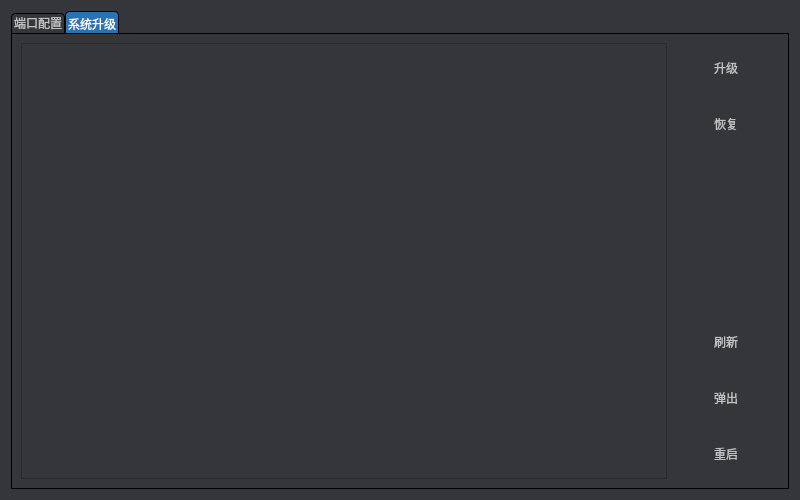
Old version of the form frm_manufacturer.ui in the repository eeyoo/yunsheng.
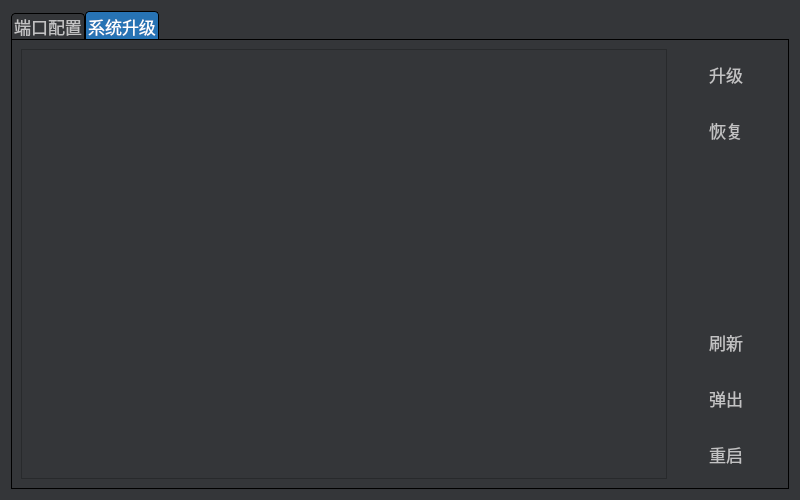
New version of the form. The open tabs and pages were chosen to show the change. Icons and pictures are not drawn.

Commit message: changed UI font size

Diff of the .ui file:
```diff
--- a/frm_manufacturer.ui
+++ b/frm_manufacturer.ui
@@ -15,7 +15,7 @@
   </property>
   <property name="styleSheet">
    <string notr="true">*{
-font: 12px;
+font: 13pt;
 font-family: &quot;微软雅黑&quot;;
 }
 
```
Left out of the diff: 2 changed lines with no effect on the pictures. The commit also changes 19 other files.
